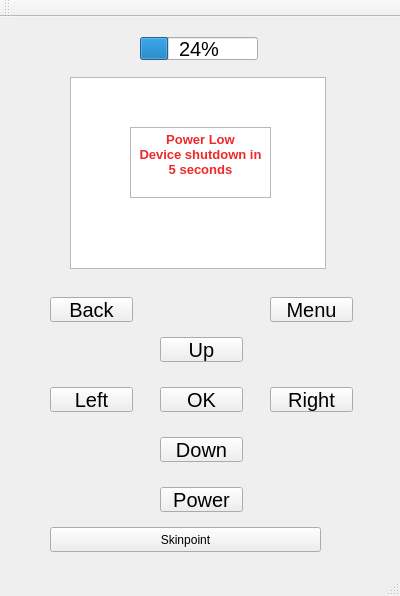
Old version of the form denasgui.ui in the repository moxxxx/MCT-simulator.
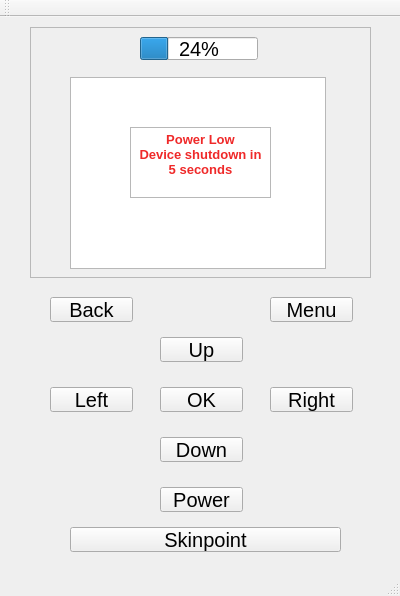
New version of the form.

Commit message: default dsisplay off and bug fix in DenasGui

```diff
--- a/denasgui.ui
+++ b/denasgui.ui
@@ -208,12 +208,17 @@
    <widget class="QPushButton" name="skinSimulator">
     <property name="geometry">
      <rect>
-      <x>50</x>
+      <x>70</x>
       <y>510</y>
       <width>271</width>
       <height>25</height>
      </rect>
     </property>
+    <property name="font">
+     <font>
+      <pointsize>15</pointsize>
+     </font>
+    </property>
     <property name="text">
      <string>Skinpoint</string>
     </property>
@@ -244,6 +249,35 @@
 &lt;p align=&quot;center&quot; style=&quot; margin-top:0px; margin-bottom:0px; margin-left:0px; margin-right:0px; -qt-block-indent:0; text-indent:0px;&quot;&gt;&lt;span style=&quot; font-weight:600; color:#ef2929;&quot;&gt;Device shutdown in&lt;/span&gt;&lt;a name=&quot;countdowntimer&quot;&gt;&lt;/a&gt;&lt;span style=&quot; font-weight:600; color:#ef2929;&quot;&gt; &lt;/span&gt;&lt;span style=&quot; font-weight:600; color:#ef2929;&quot;&gt;5 seconds&lt;/span&gt;&lt;/p&gt;&lt;/body&gt;&lt;/html&gt;</string>
     </property>
    </widget>
+   <widget class="QFrame" name="frame">
+    <property name="geometry">
+     <rect>
+      <x>30</x>
+      <y>10</y>
+      <width>341</width>
+      <height>251</height>
+     </rect>
+    </property>
+    <property name="frameShape">
+     <enum>QFrame::StyledPanel</enum>
+    </property>
+    <property name="frameShadow">
+     <enum>QFrame::Raised</enum>
+    </property>
+   </widget>
+   <zorder>frame</zorder>
+   <zorder>batteryBar</zorder>
+   <zorder>upButton</zorder>
+   <zorder>downButton</zorder>
+   <zorder>leftButton</zorder>
+   <zorder>rightButton</zorder>
+   <zorder>listWidget</zorder>
+   <zorder>powerButton</zorder>
+   <zorder>backButton</zorder>
+   <zorder>menuButton</zorder>
+   <zorder>okButton</zorder>
+   <zorder>skinSimulator</zorder>
+   <zorder>warning</zorder>
   </widget>
   <widget class="QMenuBar" name="menuBar">
    <property name="geometry">
```
The commit also changes 2 other files.
